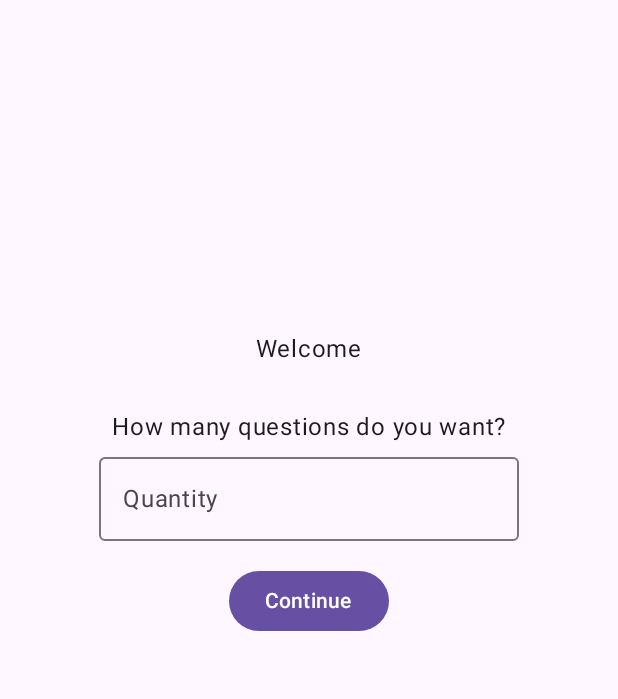
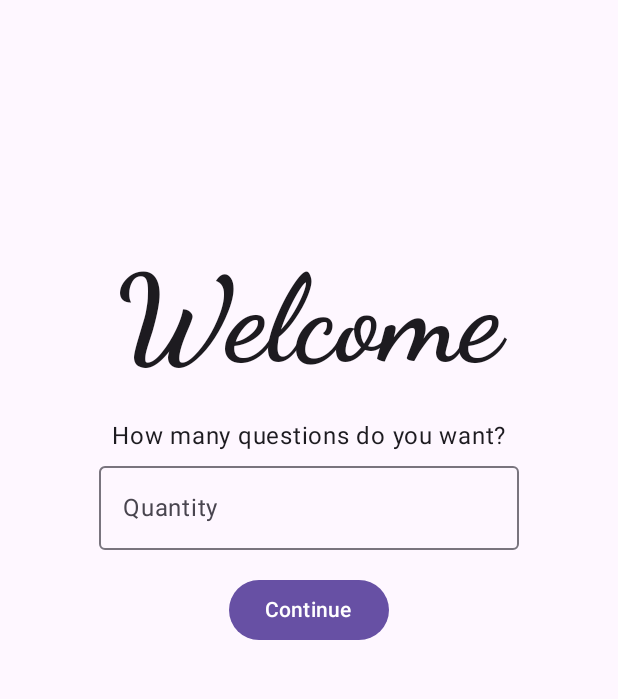
Before and after one commit to HitsuAS/Sequences, an Android app built with Jetpack Compose: the screen it shows after launch (MainActivity), on a phone screen of 412 x 824 dp, the part 78-777 px from its top. Run offline under Robolectric (Android 15) with nearby library versions, the phone set to English and light mode, and no system bars.

Commit message:
Adjusted Spacers

```diff
--- a/app/src/main/java/com/example/sequences/MainActivity.kt
+++ b/app/src/main/java/com/example/sequences/MainActivity.kt
@@ -48,6 +48,7 @@ import androidx.compose.ui.Modifier
 import androidx.compose.ui.res.painterResource
 import androidx.compose.ui.text.input.ImeAction
 import androidx.compose.ui.text.input.KeyboardType
+import androidx.compose.ui.text.style.TextAlign
 import androidx.compose.ui.tooling.preview.Preview
 import androidx.compose.ui.unit.dp
 import com.example.sequences.model.Question
@@ -155,9 +156,12 @@ fun WelcomeAndChooseQuantityScreen(
         verticalArrangement = Arrangement.Center,
         horizontalAlignment = Alignment.CenterHorizontally
     ) {
-        Spacer(modifier = Modifier.weight(1.2f))
-        Text(text = "Welcome")
-        Spacer(modifier = Modifier.height(28.dp))
+        Spacer(modifier = Modifier.weight(0.9f))
+        Text(
+            text = "Welcome",
+            style = MaterialTheme.typography.displayLarge
+        )
+        Spacer(modifier = Modifier.weight(0.1f))
         Text(text = "How many questions do you want?")
         OutlinedTextField(
             label = { Text(text = "Quantity") },
@@ -196,6 +200,7 @@ fun QuestionsScreen(
         verticalArrangement = Arrangement.Center,
         horizontalAlignment = Alignment.CenterHorizontally
     ) {
+        Spacer(modifier = Modifier.weight(1.5f))
         when (isChosen) {
             false -> ChooseDifficultyScreen(
                 value = difficultyInput,
@@ -219,6 +224,7 @@ fun QuestionsScreen(
                 onShowResultsClick = onShowResultsClick
             )
         }
+        Spacer(modifier = Modifier.weight(2f))
     }
 }
 
@@ -236,7 +242,10 @@ fun ChooseDifficultyScreen(
         if(isValid) onClick()
     }
 
-    Text(text = "Choose difficulty (The length of the sequence):")
+    Text(
+        text = "Choose difficulty (The length of the sequence):",
+        textAlign = TextAlign.Center
+    )
     OutlinedTextField(
         label = { Text(text = "Difficulty") },
         value = value,
--- a/app/src/main/java/com/example/sequences/ui/theme/Type.kt
+++ b/app/src/main/java/com/example/sequences/ui/theme/Type.kt
@@ -28,6 +28,11 @@ val Typography = Typography(
         fontFamily = KodeMono,
         fontWeight = FontWeight.Normal,
         fontSize = 18.sp
+    ),
+    displayLarge = TextStyle(
+        fontFamily = FontFamily.Cursive,
+        fontWeight = FontWeight.Bold,
+        fontSize = 80.sp
     )
     /* Other default text styles to override
     titleLarge = TextStyle(
```
